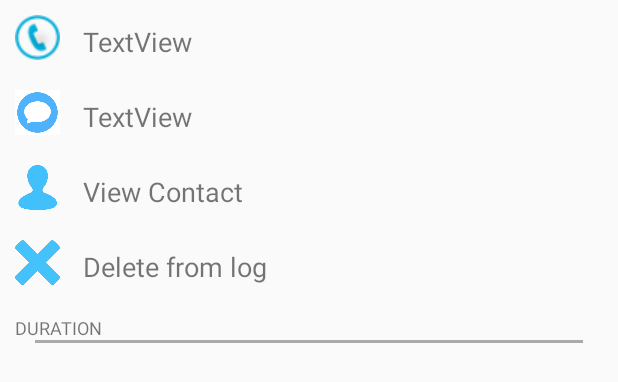
After one commit to mdg-iitr-archive/Calling-Text, an Android app: the layout fragment_call_details.xml on its own in the app's theme, with its tools: preview values and no code run, on a phone screen of 412 x 824 dp. The commit adds this screen. Shown: the top 382 px of the screen. Run offline under Robolectric (Android 15) with nearby library versions, the phone set to English and light mode, and no system bars.

Commit message:
added details in history tab

```diff
--- a/app/src/main/java/com/sdsmdg/pulkit/callingtext/BaseActivity.java
+++ b/app/src/main/java/com/sdsmdg/pulkit/callingtext/BaseActivity.java
@@ -54,8 +54,8 @@ public class BaseActivity extends FragmentActivity implements ActionBar.TabListe
         btn_settings.setOnClickListener(new View.OnClickListener() {
             @Override
             public void onClick(View v) {
-                Intent o = new Intent(BaseActivity.this,Settings.class);
-                startActivity(o);
+                Intent intent = new Intent(BaseActivity.this,Settings.class);
+                startActivity(intent);
             }
         });
         TelephonyManager tMgr = (TelephonyManager)this.getSystemService(Context.TELEPHONY_SERVICE);
--- a/app/src/main/java/com/sdsmdg/pulkit/callingtext/CallerDetails.java
+++ b/app/src/main/java/com/sdsmdg/pulkit/callingtext/CallerDetails.java
@@ -11,6 +11,8 @@ public class CallerDetails {
     String caller_msg;
     String call_type;
     String call_time;
+
+
 
     CallerDetails(String name,String number , String msg, String type,String time)
    {
--- a/app/src/main/java/com/sdsmdg/pulkit/callingtext/HistoryFragment.java
+++ b/app/src/main/java/com/sdsmdg/pulkit/callingtext/HistoryFragment.java
@@ -21,6 +21,10 @@ import jp.co.recruit_lifestyle.android.widget.WaveSwipeRefreshLayout;
 import jp.wasabeef.recyclerview.animators.adapters.ScaleInAnimationAdapter;
 
 public class HistoryFragment extends Fragment {
+
+    public interface onCardselectionListener {
+        public void onCardSelection(String cPosition);
+    }
 
     RecyclerView recList;
     DataBaseHandler dbh;
--- /dev/null
+++ b/app/src/main/res/layout/fragment_call_details.xml
@@ -0,0 +1,133 @@
+<FrameLayout xmlns:android="http://schemas.android.com/apk/res/android"
+    xmlns:app="http://schemas.android.com/apk/res-auto"
+    xmlns:tools="http://schemas.android.com/tools"
+    android:layout_width="match_parent"
+    android:layout_height="match_parent"
+    tools:context="com.sdsmdg.pulkit.callingtext.CallDetails">
+
+    <LinearLayout
+        android:orientation="vertical"
+        android:layout_width="match_parent"
+        android:layout_height="match_parent">
+
+        <LinearLayout
+            android:orientation="horizontal"
+            android:layout_width="match_parent"
+            android:layout_height="50dp"
+            android:clickable="true"
+            android:onClick="letscall"
+            android:id="@+id/callcard">
+
+            <ImageView
+                android:layout_width="wrap_content"
+                android:layout_height="50dp"
+                android:paddingRight="10dp"
+                android:paddingLeft="10dp"
+                app:srcCompat="@drawable/call3"
+                android:id="@+id/call_image" />
+
+            <TextView
+                android:text="TextView"
+                android:layout_width="wrap_content"
+                android:layout_height="50dp"
+                android:paddingTop="15dp"
+                android:textSize="18dp"
+                android:paddingLeft="5dp"
+                android:id="@+id/cname"
+                android:layout_weight="1" />
+        </LinearLayout>
+
+        <LinearLayout
+            android:orientation="horizontal"
+            android:layout_width="match_parent"
+            android:layout_height="50dp"
+            android:clickable="true"
+            android:id="@+id/msgcard"
+            android:layout_marginTop="0dp">
+
+            <ImageView
+                android:layout_width="50dp"
+                android:layout_height="50dp"
+                android:paddingRight="10dp"
+                android:paddingLeft="10dp"
+                app:srcCompat="@drawable/msg"
+                android:id="@+id/msg_image" />
+
+            <TextView
+                android:text="TextView"
+                android:layout_width="wrap_content"
+                android:layout_height="50dp"
+                android:paddingTop="15dp"
+                android:textSize="18dp"
+                android:paddingLeft="5dp"
+                android:id="@+id/msg_text"
+                android:layout_weight="1" />
+        </LinearLayout>
+        <LinearLayout
+            android:orientation="horizontal"
+            android:layout_width="match_parent"
+            android:layout_height="50dp"
+            android:clickable="true"
+            android:id="@+id/concard"
+            android:layout_marginTop="0dp">
+
+            <ImageView
+                android:layout_width="50dp"
+                android:layout_height="50dp"
+                android:paddingRight="10dp"
+                android:paddingLeft="10dp"
+                app:srcCompat="@drawable/contact"
+                android:id="@+id/con_image" />
+
+            <TextView
+                android:text="View Contact"
+                android:layout_width="wrap_content"
+                android:layout_height="50dp"
+                android:paddingTop="15dp"
+                android:textSize="18dp"
+                android:paddingLeft="5dp"
+                android:id="@+id/con_text"
+                android:layout_weight="1" />
+        </LinearLayout>
+        <LinearLayout
+            android:orientation="horizontal"
+            android:layout_width="match_parent"
+            android:layout_height="50dp"
+            android:clickable="true"
+            android:id="@+id/delcard"
+            android:layout_marginTop="0dp">
+
+            <ImageView
+                android:layout_width="50dp"
+                android:layout_height="50dp"
+                android:paddingRight="10dp"
+                android:paddingLeft="10dp"
+                app:srcCompat="@drawable/cross"
+                android:id="@+id/del_image" />
+
+            <TextView
+                android:text="Delete from log"
+                android:layout_width="wrap_content"
+                android:layout_height="50dp"
+                android:paddingTop="15dp"
+                android:textSize="18dp"
+                android:paddingLeft="5dp"
+                android:id="@+id/del_text"
+                android:layout_weight="1" />
+        </LinearLayout>
+        <TextView
+            android:layout_width="match_parent"
+            android:layout_height="15dp"
+            android:textSize="12dp"
+            android:layout_marginTop="10dp"
+            android:paddingLeft="10dp"
+            android:text="DURATION"/>
+        <View
+            android:layout_width="365dp"
+            android:layout_gravity="center"
+            android:layout_height="2dp"
+            android:layout_marginTop="1dp"
+            android:background="@android:color/darker_gray"/>
+
+    </LinearLayout>
+</FrameLayout>
--- a/app/src/main/res/values/strings.xml
+++ b/app/src/main/res/values/strings.xml
@@ -13,4 +13,5 @@
     <!-- TODO: Remove or change this placeholder text -->
     <string name="hello_blank_fragment">Hello blank fragment</string>
     <string name="title_activity_history">History</string>
+    <string name="title_activity_call_details">CallDetails</string>
 </resources>
```
Also changed, not shown: app/build.gradle (+8 -5 lines), app/src/main/AndroidManifest.xml (+5 -11 lines), app/src/main/java/com/sdsmdg/pulkit/callingtext/CallDetails.java (added, +93 -0 lines), app/src/main/java/com/sdsmdg/pulkit/callingtext/ContactListAdapter.java (+14 -2 lines), app/src/main/res/drawable-v21/contact.png (added), app/src/main/res/drawable-v21/cross.gif (added), app/src/main/res/drawable-v21/msg.png (added).
